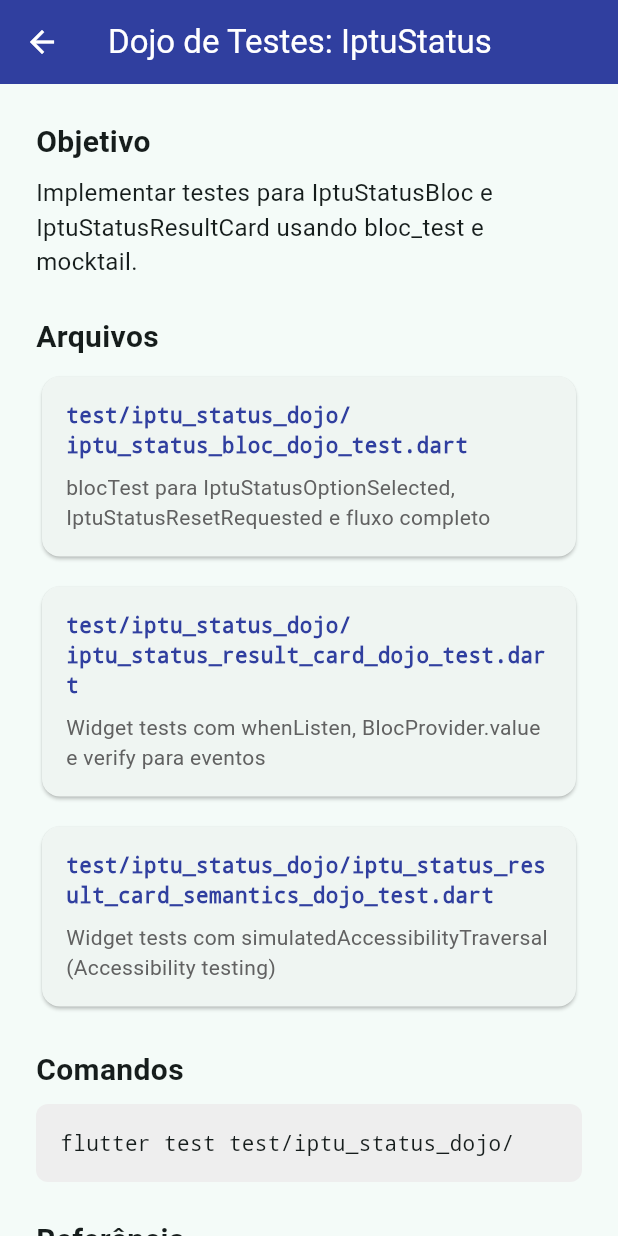
After one commit to jacksonsmith/dani, a Flutter app: the screen it shows after launch, after a tap on "Dojo de Testes", on a phone screen of 412 x 824 dp. The commit adds this screen. Run offline on Flutter 3.47's test engine with Material 3 defaults, Android fonts, the phone set to English and light mode, and no system bars; our stand-ins replace equatable, flutter_bloc.

Commit message:
feat: new exercises

```diff
--- /dev/null
+++ b/lib/features/iptu_status_test_dojo/iptu_status_test_dojo_screen.dart
@@ -0,0 +1,150 @@
+import 'package:flutter/material.dart';
+
+/// Tela do Dojo de Testes - IptuStatusBloc
+///
+/// Implemente os testes em:
+/// - test/iptu_status_dojo/iptu_status_bloc_dojo_test.dart
+/// - test/iptu_status_dojo/iptu_status_result_card_dojo_test.dart
+///
+/// Rode: flutter test test/iptu_status_dojo/
+class IptuStatusTestDojoScreen extends StatelessWidget {
+  const IptuStatusTestDojoScreen({super.key});
+
+  @override
+  Widget build(BuildContext context) {
+    return Scaffold(
+      appBar: AppBar(
+        title: const Text('Dojo de Testes: IptuStatus'),
+        backgroundColor: Colors.indigo.shade700,
+        foregroundColor: Colors.white,
+      ),
+      body: SingleChildScrollView(
+        padding: const EdgeInsets.all(24),
+        child: Column(
+          crossAxisAlignment: CrossAxisAlignment.stretch,
+          children: [
+            const Text(
+              'Objetivo',
+              style: TextStyle(
+                fontSize: 20,
+                fontWeight: FontWeight.bold,
+              ),
+            ),
+            const SizedBox(height: 8),
+            const Text(
+              'Implementar testes para IptuStatusBloc e IptuStatusResultCard '
+              'usando bloc_test e mocktail.',
+              style: TextStyle(fontSize: 16),
+            ),
+            const SizedBox(height: 24),
+            const Text(
+              'Arquivos',
+              style: TextStyle(
+                fontSize: 20,
+                fontWeight: FontWeight.bold,
+              ),
+            ),
+            const SizedBox(height: 8),
+            _FileCard(
+              path: 'test/iptu_status_dojo/iptu_status_bloc_dojo_test.dart',
+              description: 'blocTest para IptuStatusOptionSelected, '
+                  'IptuStatusResetRequested e fluxo completo',
+            ),
+            const SizedBox(height: 12),
+            _FileCard(
+              path: 'test/iptu_status_dojo/iptu_status_result_card_dojo_test.dart',
+              description: 'Widget tests com whenListen, BlocProvider.value '
+                  'e verify para eventos',
+            ),
+            const SizedBox(height: 12),
+            _FileCard(
+              path: 'test/iptu_status_dojo/iptu_status_result_card_semantics_dojo_test.dart',
+              description: 'Widget tests com simulatedAccessibilityTraversal '
+                  '(Accessibility testing)',
+            ),
+            const SizedBox(height: 24),
+            const Text(
+              'Comandos',
+              style: TextStyle(
+                fontSize: 20,
+                fontWeight: FontWeight.bold,
+              ),
+            ),
+            const SizedBox(height: 8),
+            Container(
+              padding: const EdgeInsets.all(16),
+              decoration: BoxDecoration(
+                color: Colors.grey.shade200,
+                borderRadius: BorderRadius.circular(8),
+              ),
+              child: const SelectableText(
+                'flutter test test/iptu_status_dojo/',
+                style: TextStyle(
+                  fontFamily: 'monospace',
+                  fontSize: 14,
+                ),
+              ),
+            ),
+            const SizedBox(height: 24),
+            const Text(
+              'Referência',
+              style: TextStyle(
+                fontSize: 20,
+                fontWeight: FontWeight.bold,
+              ),
+            ),
+            const SizedBox(height: 8),
+            const Text(
+              '• bloc_and_widget_tests.mdc\n'
+              '• bloc_test: blocTest, whenListen\n'
+              '• mocktail: Mock, verify, registerFallbackValue\n'
+              '• docs/tipos_de_teste.md — nomes oficiais (Unit, Widget, Semantics)',
+              style: TextStyle(fontSize: 16, height: 1.5),
+            ),
+          ],
+        ),
+      ),
+    );
+  }
+}
+
+class _FileCard extends StatelessWidget {
+  const _FileCard({
+    required this.path,
+    required this.description,
+  });
+
+  final String path;
+  final String description;
+
+  @override
+  Widget build(BuildContext context) {
+    return Card(
+      child: Padding(
+        padding: const EdgeInsets.all(16),
+        child: Column(
+          crossAxisAlignment: CrossAxisAlignment.start,
+          children: [
+            Text(
+              path,
+              style: TextStyle(
+                fontFamily: 'monospace',
+                fontSize: 14,
+                color: Colors.indigo.shade700,
+                fontWeight: FontWeight.w600,
+              ),
+            ),
+            const SizedBox(height: 8),
+            Text(
+              description,
+              style: TextStyle(
+                fontSize: 14,
+                color: Colors.grey.shade700,
+              ),
+            ),
+          ],
+        ),
+      ),
+    );
+  }
+}
--- a/lib/screens/home_screen.dart
+++ b/lib/screens/home_screen.dart
@@ -1,9 +1,13 @@
 import 'package:flutter/material.dart';
 
 import 'widgets/nav_card.dart';
+import '../features/example_consumer_certo/example_consumer_certo_screen.dart';
+import '../features/example_consumer_errado/example_consumer_errado_screen.dart';
+import '../features/example_listener/example_listener_screen.dart';
 import '../features/iptu_annual_value/screens/iptu_annual_value_screen.dart';
 import '../features/iptu_annual_value_dojo/screens/iptu_annual_value_dojo_screen.dart';
 import '../features/iptu_status/screens/iptu_status_screen.dart';
+import '../features/iptu_status_test_dojo/iptu_status_test_dojo_screen.dart';
 
 class HomeScreen extends StatelessWidget {
   const HomeScreen({super.key});
@@ -63,6 +67,54 @@ class HomeScreen extends StatelessWidget {
                     ),
                   ),
                 ),
+                const SizedBox(height: 16),
+                NavCard(
+                  title: 'Dojo de Testes',
+                  subtitle: 'IptuStatusBloc - bloc_test + mocktail',
+                  icon: Icons.bug_report,
+                  color: Colors.indigo,
+                  onTap: () => Navigator.of(context).push(
+                    MaterialPageRoute(
+                      builder: (_) => const IptuStatusTestDojoScreen(),
+                    ),
+                  ),
+                ),
+                const SizedBox(height: 16),
+                NavCard(
+                  title: 'Treino: BlocListener',
+                  subtitle: 'Efeitos colaterais (SnackBar) sem rebuild',
+                  icon: Icons.hearing,
+                  color: Colors.purple,
+                  onTap: () => Navigator.of(context).push(
+                    MaterialPageRoute(
+                      builder: (_) => const ExampleListenerScreen(),
+                    ),
+                  ),
+                ),
+                const SizedBox(height: 16),
+                NavCard(
+                  title: 'Treino: BlocConsumer (correto)',
+                  subtitle: 'Builder para UI + listener para side effects',
+                  icon: Icons.check_circle_outline,
+                  color: Colors.green,
+                  onTap: () => Navigator.of(context).push(
+                    MaterialPageRoute(
+                      builder: (_) => const ExampleConsumerCertoScreen(),
+                    ),
+                  ),
+                ),
+                const SizedBox(height: 16),
+                NavCard(
+                  title: 'Treino: BlocConsumer (errado)',
+                  subtitle: 'Anti-pattern: setState no listener',
+                  icon: Icons.warning_amber,
+                  color: Colors.red,
+                  onTap: () => Navigator.of(context).push(
+                    MaterialPageRoute(
+                      builder: (_) => const ExampleConsumerErradoScreen(),
+                    ),
+                  ),
+                ),
               ],
             ),
           ),
--- a/pubspec.yaml
+++ b/pubspec.yaml
@@ -39,6 +39,9 @@ dependencies:
 dev_dependencies:
   flutter_test:
     sdk: flutter
+
+  bloc_test: ^9.1.7
+  mocktail: ^1.0.4
 
   # The "flutter_lints" package below contains a set of recommended lints to
   # encourage good coding practices. The lint set provided by the package is
```
Also changed, not shown: lib/features/example_consumer_certo/example_consumer_certo_screen.dart (added, +107 -0 lines), lib/features/example_consumer_errado/example_consumer_errado_screen.dart (added, +108 -0 lines), lib/features/example_listener/example_listener_screen.dart (added, +72 -0 lines), pubspec.lock, 5 other files.
